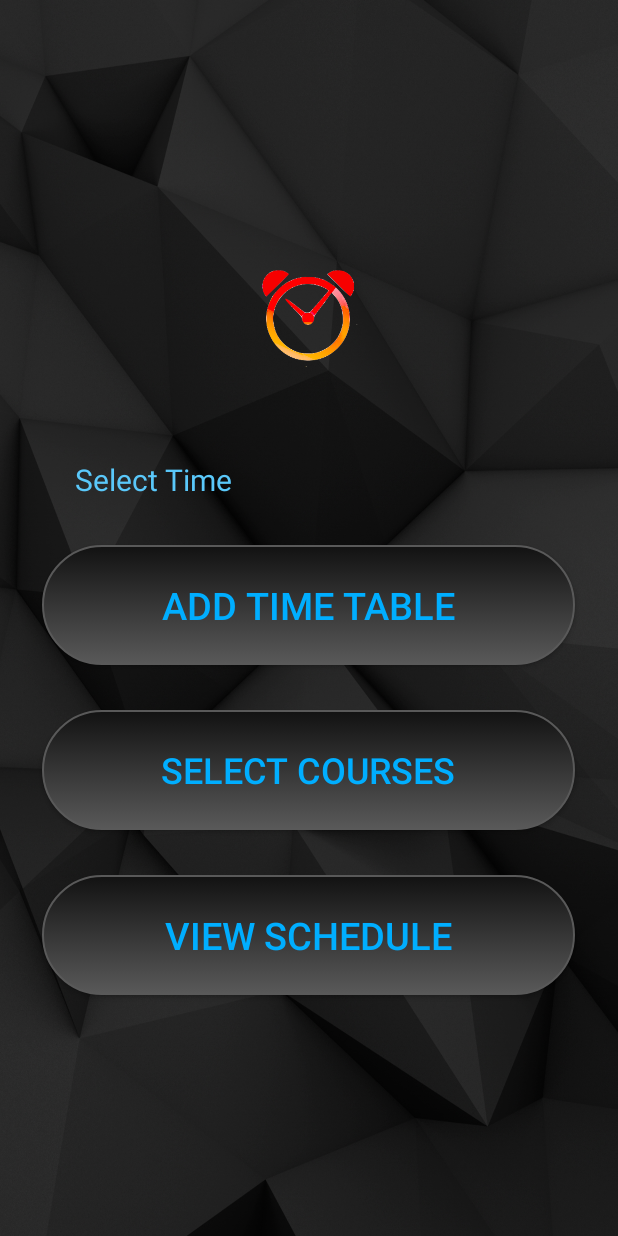
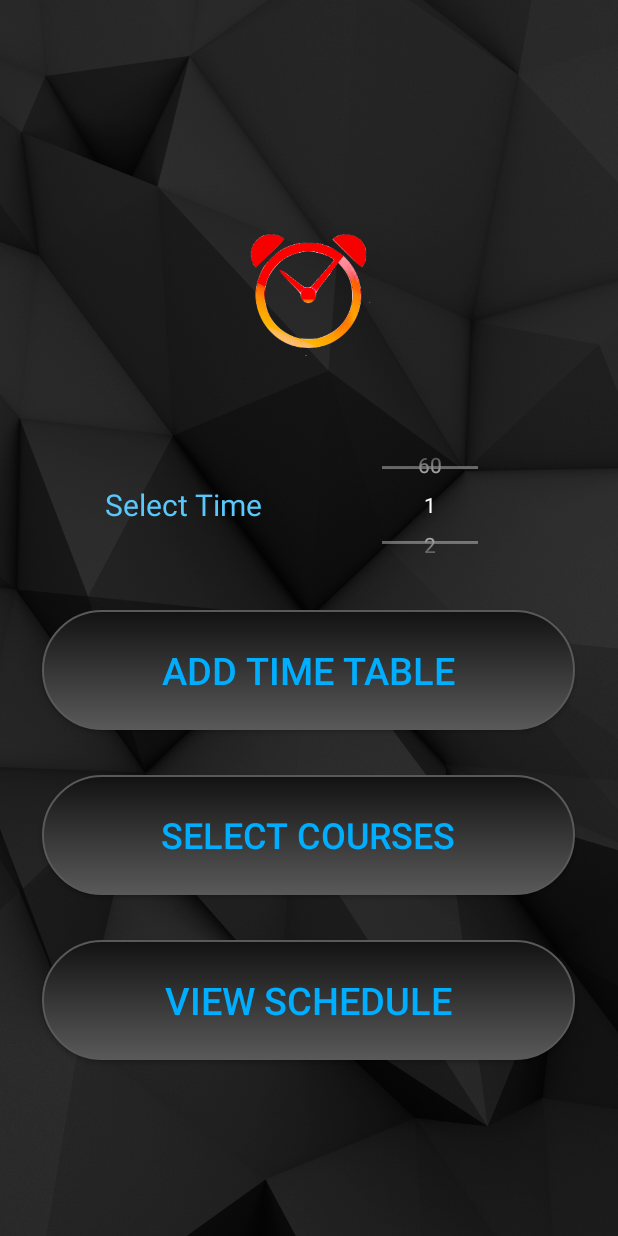
Before and after one commit to Faateh-Jarree/WheresMyClass, an Android app: the screen it shows after launch (Add_Table), on a phone screen of 412 x 824 dp. Run offline under Robolectric (Android 15) with nearby library versions, the phone set to English and light mode, and no system bars.

Commit message:
Commit 5: Jarree Linear Layout converted to Relative

```diff
--- a/app/src/main/java/com/droids/ffs/smd_project/Add_Table.java
+++ b/app/src/main/java/com/droids/ffs/smd_project/Add_Table.java
@@ -7,10 +7,12 @@ import android.view.View;
 import android.view.Window;
 import android.view.WindowManager;
 import android.widget.Button;
+import android.widget.NumberPicker;
 
 public class Add_Table extends AppCompatActivity {
 
     Button addTable, selectCourses, viewSchedule;
+    NumberPicker numberPicker;
 
     @Override
     protected void onCreate(Bundle savedInstanceState) {
@@ -23,10 +25,14 @@ public class Add_Table extends AppCompatActivity {
         setContentView(R.layout.add_table);
 
         //Buttons from the add_table layout
-        Button addTable = (Button) findViewById(R.id.add_time_table_btn);
-        Button selectCourses = (Button) findViewById(R.id.select_courses_btn);
-        Button viewSchedule = (Button) findViewById(R.id.view_schedule_btn);
+        addTable = (Button) findViewById(R.id.add_time_table_btn);
+        selectCourses = (Button) findViewById(R.id.select_courses_btn);
+        viewSchedule = (Button) findViewById(R.id.view_schedule_btn);
 
+        numberPicker = (NumberPicker) findViewById(R.id.number_picker_wgt);
+        numberPicker.setMinValue(1);
+        numberPicker.setMaxValue(60);
+        numberPicker.setWrapSelectorWheel(true);
     }
 
     protected void onClickAddTable(View view){
--- a/app/src/main/res/layout/add_table.xml
+++ b/app/src/main/res/layout/add_table.xml
@@ -1,36 +1,51 @@
 <?xml version="1.0" encoding="utf-8"?>
-<android.support.constraint.ConstraintLayout xmlns:android="http://schemas.android.com/apk/res/android"
-    xmlns:app="http://schemas.android.com/apk/res-auto"
-    xmlns:tools="http://schemas.android.com/tools"
-    android:layout_width="match_parent"
+
+<RelativeLayout android:layout_width="match_parent"
     android:layout_height="match_parent"
-    tools:context=".Add_Table"
-    android:background="@drawable/black_back">
+    android:gravity="center"
+    android:background="@drawable/black_back"
+    xmlns:android="http://schemas.android.com/apk/res/android"
+    android:id="@+id/rel_view">
+
+    <ImageView
+        android:id="@+id/logo_img"
+        android:layout_width="120dp"
+        android:layout_height="150dp"
+        android:layout_marginBottom="30dp"
+        android:layout_centerHorizontal="true"
+        android:src="@drawable/logo" />
 
     <LinearLayout
+        android:layout_below="@+id/logo_img"
         android:layout_width="match_parent"
-        android:layout_height="match_parent"
-        android:orientation="vertical"
-        android:gravity="center">
-
-        <ImageView
-            android:layout_width="234dp"
-            android:layout_height="95dp"
-            android:layout_marginBottom="50dp"
-            android:src="@drawable/logo" />
+        android:layout_height="wrap_content"
+        android:orientation="horizontal"
+        android:id="@+id/lin_view"
+        android:layout_centerHorizontal="true"
+        android:layout_marginBottom="30dp">
 
         <TextView
+            android:id="@+id/select_time_tv"
             android:layout_width="wrap_content"
             android:layout_height="wrap_content"
             android:text="Select Time"
+            android:textColor="#5AC8FA"
             android:textSize="20dp"
-            android:layout_marginBottom="30dp"
-            android:textColor="#5AC8FA"
-            android:layout_gravity="left"
-            android:layout_marginLeft="50dp"/>
+            android:layout_marginStart="70dp"
+            android:layout_marginTop="26dp"/>
+
+        <NumberPicker
+            android:id="@+id/number_picker_wgt"
+            android:layout_width="wrap_content"
+            android:layout_height="80dp"
+            android:layout_toRightOf="@+id/select_time_tv"
+            android:layout_marginStart="80dp"/>
+    </LinearLayout>
+
 
     <Button
         android:id="@+id/add_time_table_btn"
+        android:layout_below="@+id/lin_view"
         android:layout_width="355dp"
         android:layout_height="80dp"
         android:layout_marginBottom="30dp"
@@ -38,30 +53,30 @@
         android:text="Add Time Table"
         android:textColor="#00aeff"
         android:textSize="25dp"
-            android:onClick="onClickAddTable"/>
+        android:onClick="onClickAddTable"
+        android:layout_centerHorizontal="true"/>
 
     <Button
         android:id="@+id/select_courses_btn"
+        android:layout_below="@id/add_time_table_btn"
         android:layout_width="355dp"
         android:layout_height="80dp"
         android:layout_marginBottom="30dp"
-            tools:layout_editor_absoluteX="0dp"
-            tools:layout_editor_absoluteY="124dp"
         android:background="@drawable/circular_button"
         android:text="Select Courses"
         android:textColor="#00aeff"
-            android:textSize="24dp" />
+        android:textSize="24dp"
+        android:layout_centerHorizontal="true"/>
 
     <Button
         android:id="@+id/view_schedule_btn"
+        android:layout_below="@+id/select_courses_btn"
         android:layout_width="355dp"
         android:layout_height="80dp"
-            tools:layout_editor_absoluteX="0dp"
-            tools:layout_editor_absoluteY="60dp"
         android:background="@drawable/circular_button"
         android:text="View Schedule"
         android:textColor="#00aeff"
-            android:textSize="25dp" />
-    </LinearLayout>
+        android:textSize="25dp"
+        android:layout_centerHorizontal="true"/>
 
-</android.support.constraint.ConstraintLayout>
+</RelativeLayout>
```
Lines whose indentation alone changed are shown as unchanged.
